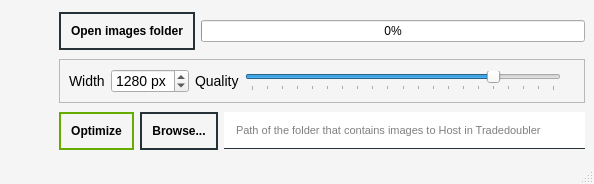
Qt form look.ui (Timmyway/image-optimizer) before a commit.
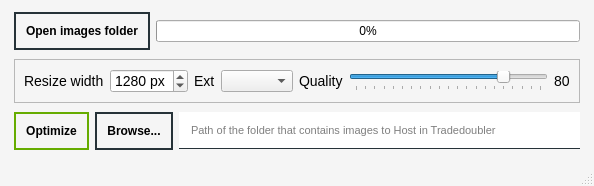
The same form after that commit.

Commit message: FEAT-Optimize image (resize if base width id provided and is less than original size). Set default base width to 0. UI-Progression base is ok, msg_box too. FEAT-Export to different format (png, gif, tiff, jpeg, gif, ico, bmp). If no format provided, we keep the original one.

The edit to the form file:
```diff
--- a/look.ui
+++ b/look.ui
@@ -7,7 +7,7 @@
     <x>0</x>
     <y>0</y>
     <width>594</width>
-    <height>184</height>
+    <height>186</height>
    </rect>
   </property>
   <property name="windowTitle">
@@ -88,11 +88,14 @@
     <item>
      <layout class="QGridLayout" name="gridLayout_2">
       <property name="leftMargin">
-       <number>50</number>
+       <number>5</number>
       </property>
       <property name="topMargin">
        <number>0</number>
       </property>
+      <property name="rightMargin">
+       <number>5</number>
+      </property>
       <property name="bottomMargin">
        <number>0</number>
       </property>
@@ -190,9 +193,9 @@
           </property>
           <layout class="QHBoxLayout" name="hLayoutOptions">
            <item>
-            <widget class="QLabel" name="label">
+            <widget class="QLabel" name="labelWidth">
              <property name="text">
-              <string>Width</string>
+              <string>Resize width</string>
              </property>
             </widget>
            </item>
@@ -205,7 +208,7 @@
               <string/>
              </property>
              <property name="minimum">
-              <number>8</number>
+              <number>0</number>
              </property>
              <property name="maximum">
               <number>1980</number>
@@ -224,6 +227,23 @@
              </property>
             </widget>
            </item>
+           <item>
+            <widget class="QLabel" name="label">
+             <property name="text">
+              <string>Ext</string>
+             </property>
+            </widget>
+           </item>
+           <item>
+            <widget class="QComboBox" name="comboBoxFormat">
+             <property name="insertPolicy">
+              <enum>QComboBox::NoInsert</enum>
+             </property>
+             <property name="sizeAdjustPolicy">
+              <enum>QComboBox::AdjustToContents</enum>
+             </property>
+            </widget>
+           </item>
            <item>
             <widget class="QLabel" name="labelSliderQuality">
              <property name="text">
@@ -268,7 +288,7 @@
            <item>
             <widget class="QLabel" name="labelSliderQualityValue">
              <property name="text">
-              <string/>
+              <string>80</string>
              </property>
             </widget>
            </item>
```
The commit also changes 5 other files.
